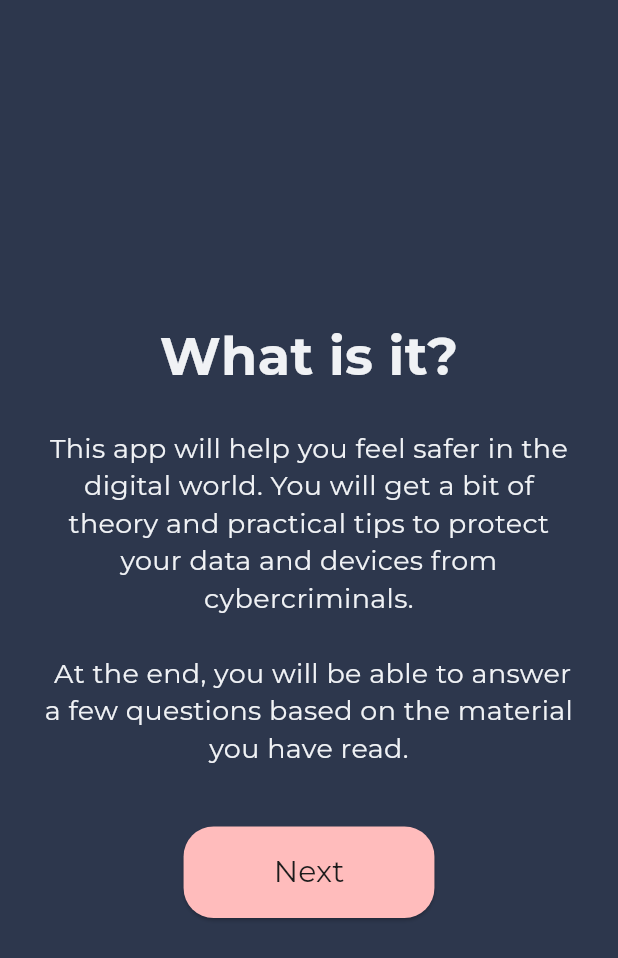
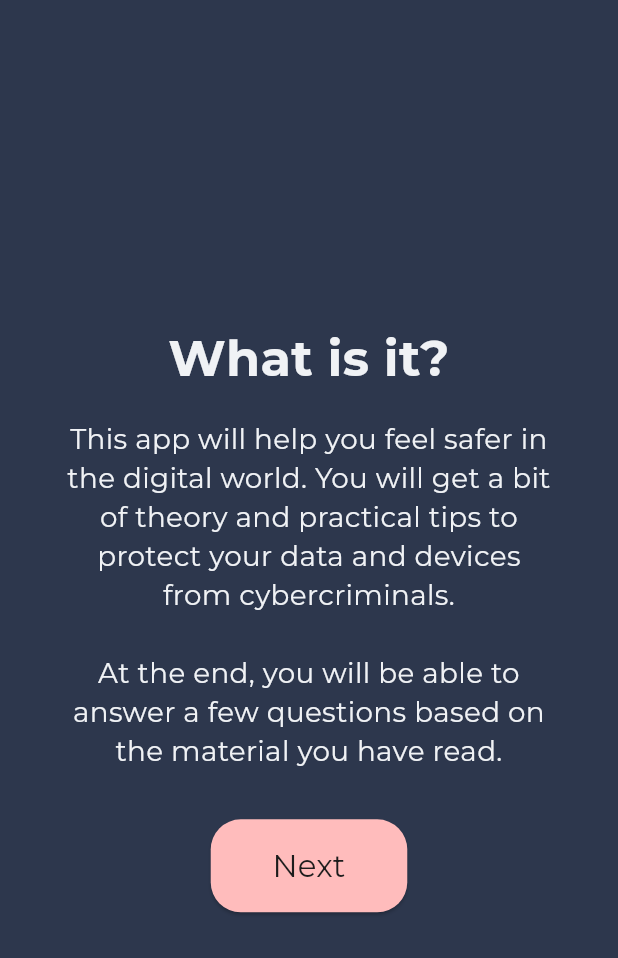
Before and after one commit to mwalexandra/cybersecurity_flutter_application, a Flutter app: the DescriptionScreen screen opened directly, on a phone screen of 412 x 824 dp. Shown: the top 958 px of the screen. Run offline on Flutter 3.47's test engine with Material 3 defaults, Android fonts, the phone set to English and light mode, and no system bars; our stand-ins replace flutter_svg, youtube_player_flutter.

Commit message:
descr_screen_adoptive

```diff
--- a/lib/screens/descr_screen.dart
+++ b/lib/screens/descr_screen.dart
@@ -10,34 +10,50 @@ class DescriptionScreen extends StatelessWidget {
     return Scaffold(
       backgroundColor: AppColors.darkblue,
       body: SafeArea(
-        child: Padding(
-          padding: const EdgeInsets.all(24.0),
+        child: LayoutBuilder(
+          builder: (context, constraints) {
+            final screenWidth = constraints.maxWidth;
+            final screenHeight = constraints.maxHeight;
+
+            // Адаптивные размеры
+            final titleFontSize = screenWidth * 0.08; // ~35 при ширине 400
+            final bodyFontSize = screenWidth * 0.045; // ~18 при ширине 400
+            final buttonFontSize = screenWidth * 0.05;
+            final horizontalPadding = screenWidth * 0.1;
+            final verticalPadding = screenHeight * 0.02;
+
+            return Padding(
+              padding: EdgeInsets.symmetric(horizontal: horizontalPadding),
               child: Column(
                 mainAxisAlignment: MainAxisAlignment.center,
                 children: [
                   Text(
                     'What is it?',
                     style: TextStyle(
-                  fontSize: 35,
+                      fontSize: titleFontSize,
                       fontWeight: FontWeight.bold,
                       color: AppColors.textPrimary,
                     ),
+                    textAlign: TextAlign.center,
                   ),
-              const SizedBox(height: 24),
+                  SizedBox(height: verticalPadding),
                   Text(
-                'This app will help you feel safer in the digital world. You will get a bit of theory and practical tips to protect your data and devices from cybercriminals.\n\n At the end, you will be able to answer a few questions based on the material you have read.',
+                    'This app will help you feel safer in the digital world. You will get a bit of theory and practical tips to protect your data and devices from cybercriminals.\n\nAt the end, you will be able to answer a few questions based on the material you have read.',
                     style: TextStyle(
-                  fontSize: 18,
+                      fontSize: bodyFontSize,
                       color: AppColors.textPrimary,
                       height: 1.4,
                     ),
                     textAlign: TextAlign.center,
                   ),
-              const SizedBox(height: 40),
+                  SizedBox(height: verticalPadding * 2),
                   ElevatedButton(
                     style: ElevatedButton.styleFrom(
                       backgroundColor: AppColors.lightpink,
-                  padding: const EdgeInsets.symmetric(horizontal: 60, vertical: 16),
+                      padding: EdgeInsets.symmetric(
+                        horizontal: horizontalPadding,
+                        vertical: verticalPadding,
+                      ),
                       shape: RoundedRectangleBorder(
                         borderRadius: BorderRadius.circular(20),
                       ),
@@ -45,19 +61,23 @@ class DescriptionScreen extends StatelessWidget {
                     onPressed: () {
                       Navigator.push(
                         context,
-                    MaterialPageRoute(builder: (context) => const TopicsScreen()),
+                        MaterialPageRoute(
+                          builder: (context) => const TopicsScreen(),
+                        ),
                       );
                     },
-                child: const Text(
+                    child: Text(
                       'Next',
                       style: TextStyle(
-                    fontSize: 20,
+                        fontSize: buttonFontSize,
                         color: AppColors.black,
                       ),
                     ),
                   ),
                 ],
               ),
+            );
+          },
         ),
       ),
     );
```
Lines whose indentation alone changed are shown as unchanged.
